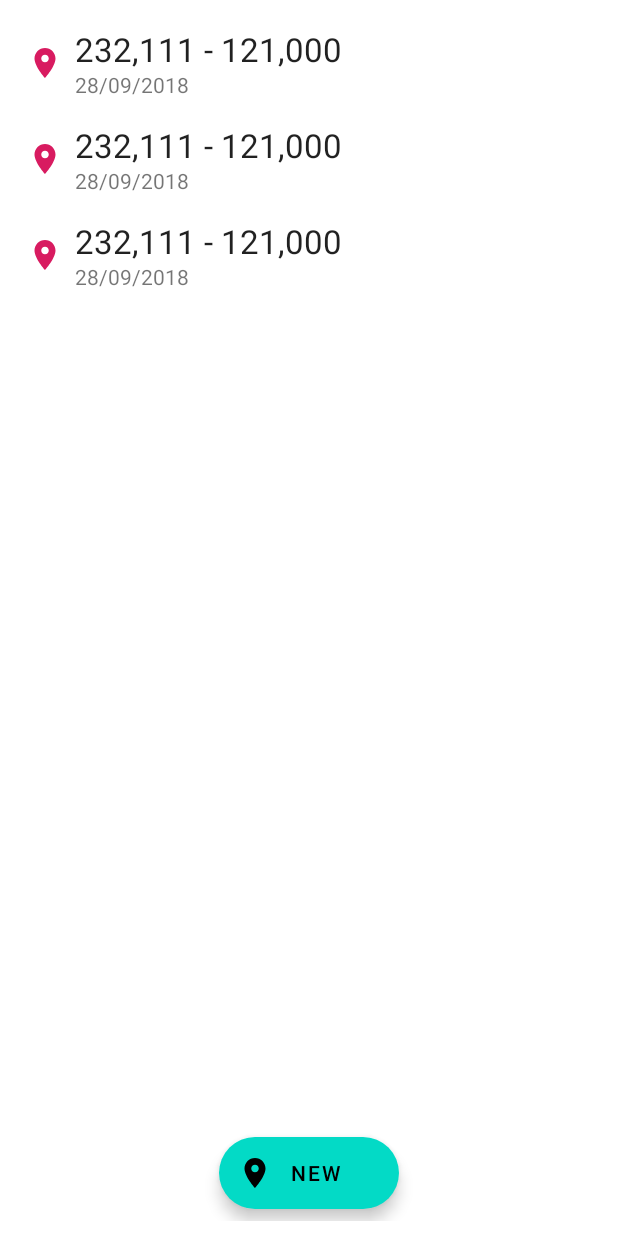
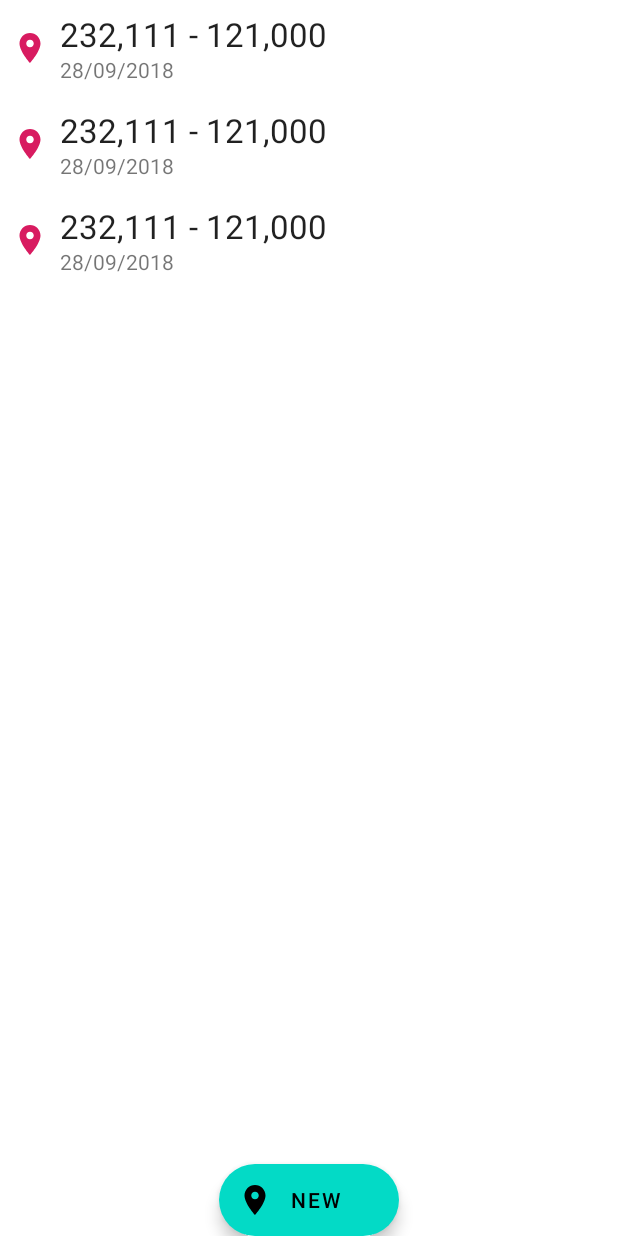
Before and after one commit to dbortoluzzi/tuttiapposto, an Android app: the layout fragment_locations.xml on its own in the app's theme, with its tools: preview values and no code run, on a phone screen of 412 x 824 dp. Run offline under Robolectric (Android 15) with nearby library versions, the phone set to English and light mode, and no system bars.

Commit message:
fix layout

```diff
--- a/app/src/main/res/layout/fragment_locations.xml
+++ b/app/src/main/res/layout/fragment_locations.xml
@@ -1,22 +1,21 @@
 <?xml version="1.0" encoding="utf-8"?>
 
-
-<LinearLayout xmlns:android="http://schemas.android.com/apk/res/android"
+<androidx.constraintlayout.widget.ConstraintLayout
+    xmlns:android="http://schemas.android.com/apk/res/android"
+    xmlns:app="http://schemas.android.com/apk/res-auto"
     xmlns:tools="http://schemas.android.com/tools"
+    tools:context="it.dbortoluzzi.tuttiapposto.ui.activities.MainActivity"
     android:layout_width="match_parent"
-    android:layout_height="match_parent"
-    xmlns:app="http://schemas.android.com/apk/res-auto"
-    android:orientation="vertical"
-    android:gravity="center"
-    android:layout_margin="10dp"
-    tools:context="it.dbortoluzzi.tuttiapposto.ui.activities.MainActivity">
+    android:layout_height="match_parent">
 
     <androidx.recyclerview.widget.RecyclerView
         android:id="@+id/recycler"
         android:layout_width="match_parent"
-        android:layout_height="0dp"
-        android:layout_weight="1"
+        android:layout_height="match_parent"
         android:scrollbars="vertical"
+        app:layout_constraintEnd_toEndOf="parent"
+        app:layout_constraintStart_toStartOf="parent"
+        app:layout_constraintTop_toTopOf="parent"
         app:layoutManager="androidx.recyclerview.widget.LinearLayoutManager"
         tools:listitem="@layout/view_location_item"/>
 
@@ -24,10 +23,11 @@
         android:id="@+id/newLocationBtn"
         android:layout_width="wrap_content"
         android:layout_height="wrap_content"
-        android:layout_gravity="center_horizontal"
-        android:layout_margin="8dp"
         android:text="@string/request_new_location"
+        app:layout_constraintBottom_toBottomOf="parent"
+        app:layout_constraintStart_toStartOf="parent"
+        app:layout_constraintEnd_toEndOf="parent"
         app:icon="@drawable/ic_location"/>
 
 
-</LinearLayout>
+</androidx.constraintlayout.widget.ConstraintLayout>
```
